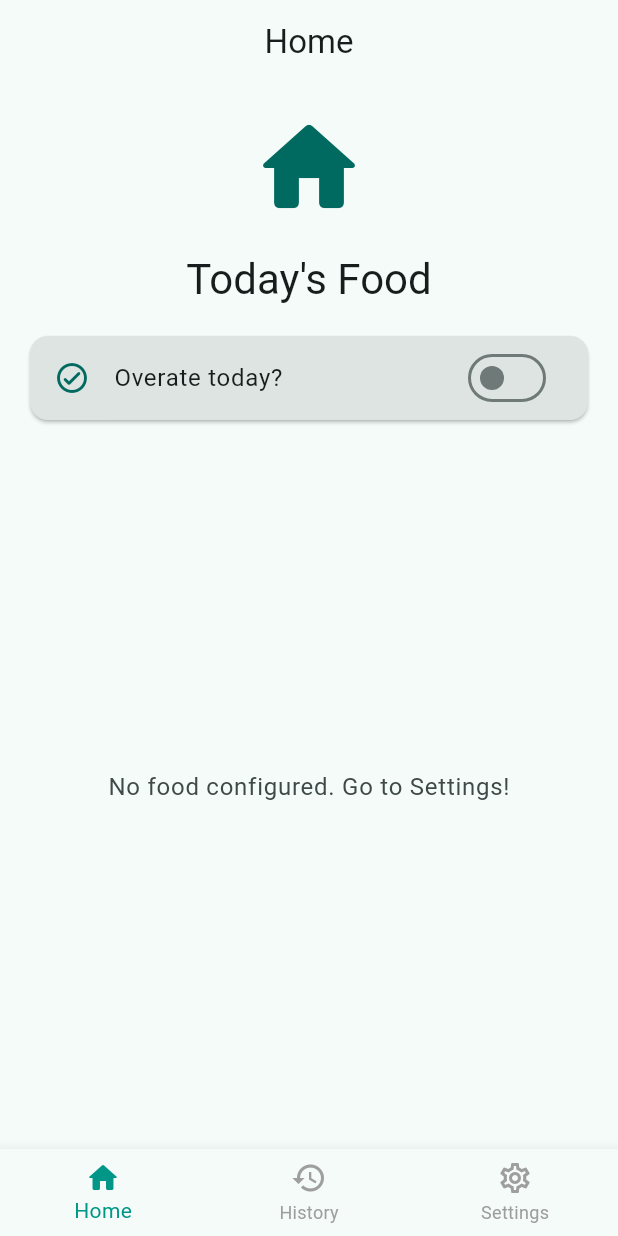
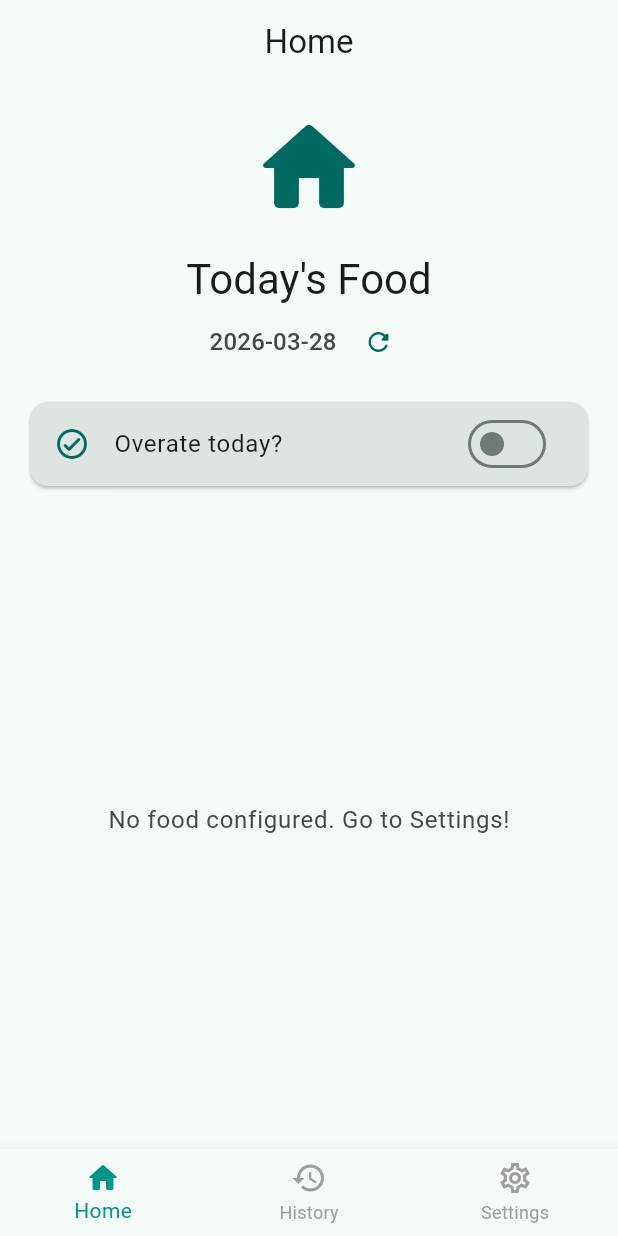
Before and after one commit to igorbasko01/food-locker, a Flutter app: the screen it shows after launch, on a phone screen of 412 x 824 dp. Run offline on Flutter 3.47's test engine with Material 3 defaults, Android fonts, the phone set to English and light mode, and no system bars; our stand-ins replace csv, file_picker, hive, hive_flutter, share_plus, shared_preferences; accounts and stored records are empty.

Commit message:
feat: show food day date and add refresh button on home page (#18)

```diff
--- a/lib/features/days/data/day_manager.dart
+++ b/lib/features/days/data/day_manager.dart
@@ -38,6 +38,11 @@ class FoodDayManager extends ChangeNotifier {
   Future<void> initialize(DateTime now) async {
     _currentDay = _foodDayRepository.getDay(now) ?? _createDay(now);
     _handleDayProgression(now);
+    notifyListeners();
+  }
+
+  void refresh() {
+    _handleDayProgression(DateTime.now());
     notifyListeners();
   }
 
--- a/lib/ui/pages/home_page.dart
+++ b/lib/ui/pages/home_page.dart
@@ -35,6 +35,29 @@ class HomePage extends StatelessWidget {
                   ),
                   const SizedBox(height: 16),
                   Text('Today\'s Food', style: theme.textTheme.headlineMedium),
+                  const SizedBox(height: 4),
+                  Row(
+                    mainAxisAlignment: MainAxisAlignment.center,
+                    children: [
+                      Text(
+                        _formatDate(dayManager.currentDay?.date ?? now),
+                        style: theme.textTheme.titleMedium?.copyWith(
+                          color: theme.colorScheme.onSurfaceVariant,
+                        ),
+                      ),
+                      const SizedBox(width: 8),
+                      IconButton(
+                        icon: const Icon(Icons.refresh_rounded),
+                        onPressed: () => dayManager.refresh(),
+                        tooltip: 'Refresh day',
+                        visualDensity: VisualDensity.compact,
+                        iconSize: 20,
+                        padding: EdgeInsets.zero,
+                        constraints: const BoxConstraints(),
+                        color: theme.colorScheme.primary,
+                      ),
+                    ],
+                  ),
                 ],
               ),
             ),
@@ -106,6 +129,10 @@ class HomePage extends StatelessWidget {
     );
   }
 
+  String _formatDate(DateTime date) {
+    return '${date.year}-${date.month.toString().padLeft(2, '0')}-${date.day.toString().padLeft(2, '0')}';
+  }
+
   Widget _buildHeader(BuildContext context, String title) {
     final theme = Theme.of(context);
     return Padding(
```
